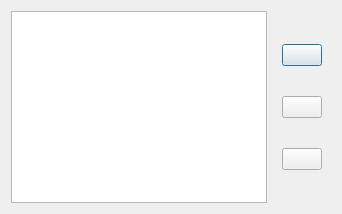
First picture: the form in lyricsprovidersdialog.ui, repository gidzzz/openmediaplayer, before the edit.
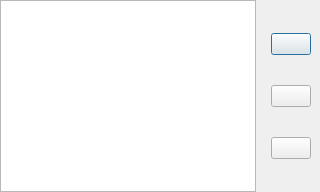
Second picture: the form after the edit.

Commit message: Adjusted some margins, added an icon to the button in PlaylistPicker.

What changed in the file:
```diff
--- a/lyricsprovidersdialog.ui
+++ b/lyricsprovidersdialog.ui
@@ -6,6 +6,9 @@
    <string>Lyrics providers</string>
   </property>
   <layout class="QGridLayout" name="mainLayout">
+   <property name="margin">
+    <number>0</number>
+   </property>
    <item row="0" column="0">
     <widget class="QListWidget" name="providersList">
      <property name="editTriggers">
```
The commit also changes 5 other files.
